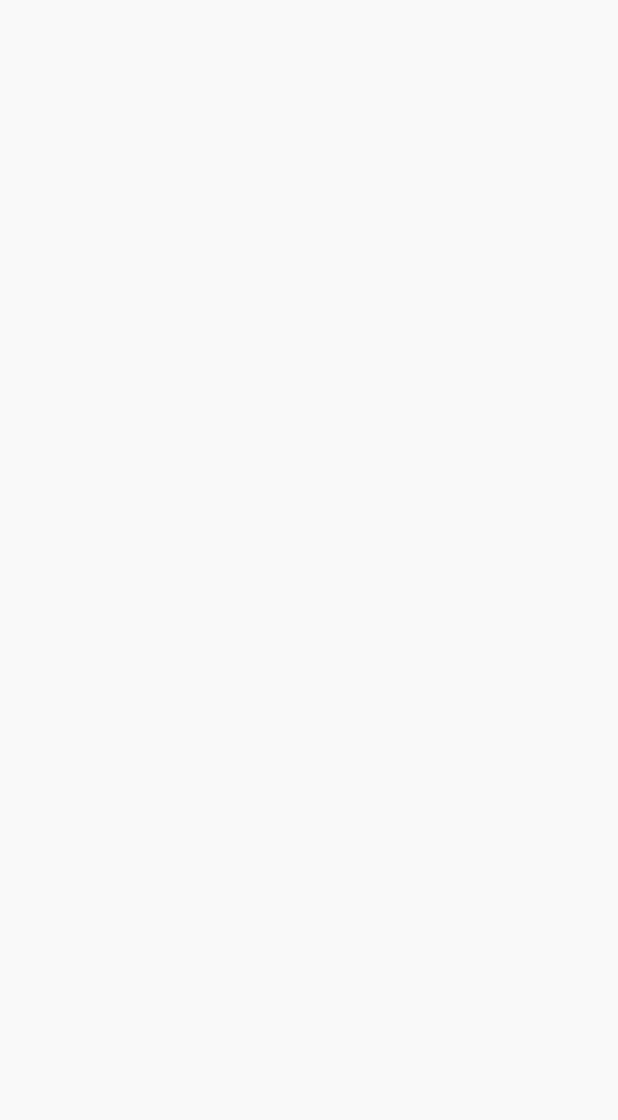
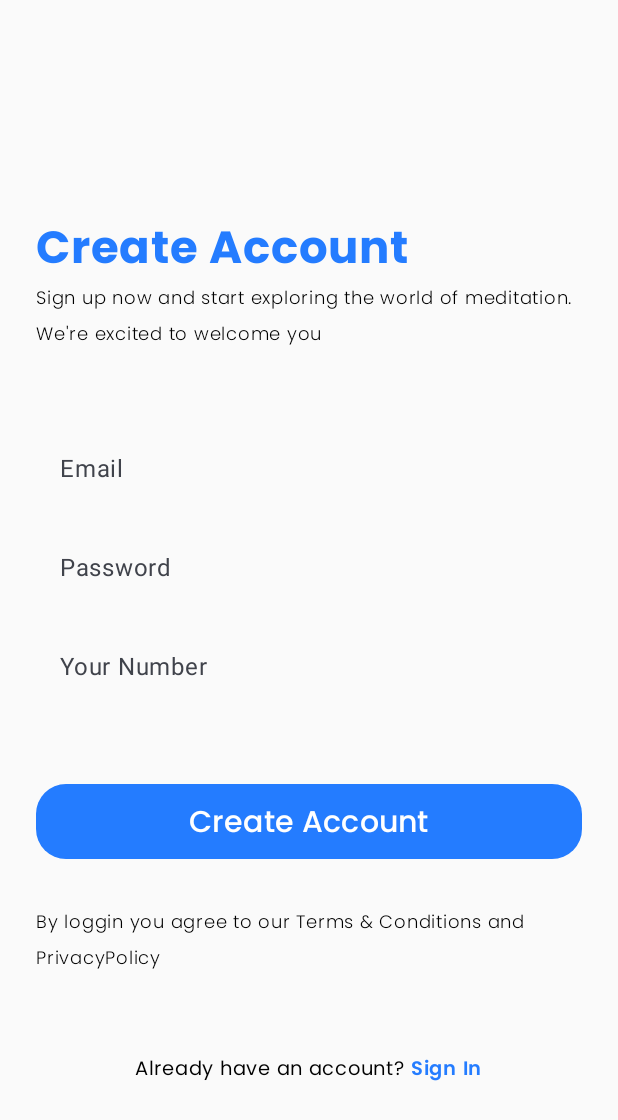
Before and after one commit to chiru-kiran/Bliss-Timer, an Android app built with Jetpack Compose: the SignUpScreen screen opened through its navigation route, on a phone screen of 412 x 824 dp. Before the commit the part shown is empty. Shown: the top 1120 px of the screen. Run offline under Robolectric (Android 15) with nearby library versions, the light colour scheme and no system bars; our stand-ins replace Dagger/Hilt's generated code, Firebase (no records; nobody signed in at launch, a user with empty details on screens opened directly).

Commit message:
Commit 6

```diff
--- a/app/build.gradle.kts
+++ b/app/build.gradle.kts
@@ -3,6 +3,7 @@ plugins {
     alias(libs.plugins.jetbrains.kotlin.android)
     kotlin("kapt")
     id("com.google.dagger.hilt.android")
+    alias(libs.plugins.google.gms.google.services)
 }
 
 android {
@@ -55,6 +56,8 @@ dependencies {
 
 
     implementation(libs.androidx.navigation.compose)
+    implementation(libs.firebase.auth)
+    implementation(libs.firebase.firestore)
     //navigation
     val nav_version = "2.7.7"
     implementation("androidx.navigation:navigation-fragment-ktx:$nav_version")
--- /dev/null
+++ b/app/src/main/java/uk/ac/tees/mad/univid/di/AppModule.kt
@@ -0,0 +1,24 @@
+package uk.ac.tees.mad.univid.di
+
+import com.google.firebase.auth.FirebaseAuth
+import com.google.firebase.auth.FirebaseAuthException
+import com.google.firebase.auth.ktx.auth
+import com.google.firebase.firestore.FirebaseFirestore
+import com.google.firebase.firestore.ktx.firestore
+import com.google.firebase.ktx.Firebase
+import dagger.Module
+import dagger.Provides
+import dagger.hilt.InstallIn
+import dagger.hilt.components.SingletonComponent
+
+@Module
+@InstallIn(SingletonComponent::class)
+object AppModule {
+
+    @Provides
+    fun providesAuthentication() : FirebaseAuth = Firebase.auth
+
+    @Provides
+    fun providesFirestore() : FirebaseFirestore = Firebase.firestore
+
+}
--- /dev/null
+++ b/app/src/main/java/uk/ac/tees/mad/univid/domain/model/User.kt
@@ -0,0 +1,3 @@
+package uk.ac.tees.mad.univid.domain.model
+
+data class User()
--- a/app/src/main/java/uk/ac/tees/mad/univid/presentation/AppViewModel.kt
+++ b/app/src/main/java/uk/ac/tees/mad/univid/presentation/AppViewModel.kt
@@ -1,12 +1,32 @@
 package uk.ac.tees.mad.univid.presentation
 
+import android.content.Context
+import androidx.compose.runtime.mutableStateOf
 import androidx.lifecycle.ViewModel
+import com.google.firebase.auth.FirebaseAuth
+import com.google.firebase.firestore.FirebaseFirestore
 import dagger.hilt.android.lifecycle.HiltViewModel
 import javax.inject.Inject
 
 @HiltViewModel
 class AppViewModel @Inject constructor(
+    private val authentication : FirebaseAuth,
+    private val firestore : FirebaseFirestore
+) : ViewModel() {
+    val isLoggedIn = mutableStateOf(false)
+    val isLoading = mutableStateOf(false)
 
-) : ViewModel() {
+    fun signUp(context: Context,email : String, password : String, number: String){
+        authentication.createUserWithEmailAndPassword(email, password).addOnSuccessListener {
 
+        }
+    }
+
+    fun login(context: Context,email : String, password : String){
+        isLoggedIn.value = true
+    }
+
+    fun logout(){
+        isLoggedIn.value = false
+    }
 }
--- a/app/src/main/java/uk/ac/tees/mad/univid/presentation/ui/LoginScreen.kt
+++ b/app/src/main/java/uk/ac/tees/mad/univid/presentation/ui/LoginScreen.kt
@@ -83,7 +83,7 @@ fun LoginScreen(viewModel: AppViewModel, navController: NavHostController) {
         Button(
             onClick = { /*TODO*/ }, modifier = Modifier
                 .fillMaxWidth()
-                .height(45.dp), shape = RoundedCornerShape(20.dp),
+                .height(50.dp), shape = RoundedCornerShape(20.dp),
             colors = ButtonDefaults.buttonColors(Color(0xFF247CFF))
         ) {
             Text(text = "Login", fontFamily = poppins, fontSize = 20.sp)
--- a/app/src/main/java/uk/ac/tees/mad/univid/presentation/ui/SignUpScreen.kt
+++ b/app/src/main/java/uk/ac/tees/mad/univid/presentation/ui/SignUpScreen.kt
@@ -1,9 +1,127 @@
 package uk.ac.tees.mad.univid.presentation.ui
 
+import androidx.compose.foundation.clickable
+import androidx.compose.foundation.layout.Arrangement
+import androidx.compose.foundation.layout.Column
+import androidx.compose.foundation.layout.Row
+import androidx.compose.foundation.layout.Spacer
+import androidx.compose.foundation.layout.fillMaxWidth
+import androidx.compose.foundation.layout.height
+import androidx.compose.foundation.layout.padding
+import androidx.compose.foundation.shape.RoundedCornerShape
+import androidx.compose.foundation.text.KeyboardOptions
+import androidx.compose.material3.Button
+import androidx.compose.material3.ButtonDefaults
+import androidx.compose.material3.Text
+import androidx.compose.material3.TextField
+import androidx.compose.material3.TextFieldDefaults
 import androidx.compose.runtime.Composable
+import androidx.compose.runtime.mutableStateOf
+import androidx.compose.runtime.remember
+import androidx.compose.ui.Modifier
+import androidx.compose.ui.graphics.Color
+import androidx.compose.ui.text.font.FontWeight
+import androidx.compose.ui.text.input.KeyboardType
+import androidx.compose.ui.unit.dp
+import androidx.compose.ui.unit.sp
 import androidx.navigation.NavHostController
 import uk.ac.tees.mad.univid.presentation.AppViewModel
+import uk.ac.tees.mad.univid.presentation.component.ApplicationNavigationItems
+import uk.ac.tees.mad.univid.ui.theme.poppins
 
 @Composable
 fun SignUpScreen(viewModel: AppViewModel, navController: NavHostController) {
+    val email = remember { mutableStateOf("") }
+    val password = remember {
+        mutableStateOf("")
+    }
+    val number = remember {
+        mutableStateOf("")
+    }
+    Column(Modifier.padding(24.dp)) {
+        Spacer(modifier = Modifier.height(120.dp))
+        Text(
+            text = "Create Account",
+            fontFamily = poppins,
+            fontWeight = FontWeight.Bold,
+            fontSize = 30.sp,
+            color = Color(0xFF247CFF)
+        )
+        Text(
+            text = "Sign up now and start exploring the world of meditation. We're excited to welcome you",
+            fontFamily = poppins,
+            fontSize = 12.sp,
+            fontWeight = FontWeight.Light
+        )
+
+        Spacer(modifier = Modifier.height(50.dp))
+        TextField(value = email.value, onValueChange = { email.value = it }, label = {
+            Text(text = "Email")
+        },
+            modifier = Modifier.fillMaxWidth(),
+            colors = TextFieldDefaults.colors(
+                unfocusedContainerColor = Color.Transparent,
+                focusedContainerColor = Color.Transparent,
+                cursorColor = Color(0xFF247CFF),
+                focusedIndicatorColor = Color.Transparent,
+                unfocusedIndicatorColor = Color.Transparent
+            )
+        )
+        Spacer(modifier = Modifier.height(10.dp))
+        TextField(
+            value = password.value, onValueChange = { password.value = it },
+            modifier = Modifier.fillMaxWidth(),
+            label = {
+                Text(text = "Password")
+            },
+            colors = TextFieldDefaults.colors(
+                unfocusedContainerColor = Color.Transparent,
+                focusedContainerColor = Color.Transparent,
+                cursorColor = Color(0xFF247CFF),
+                focusedIndicatorColor = Color.Transparent,
+                unfocusedIndicatorColor = Color.Transparent
+            )
+        )
+        Spacer(modifier = Modifier.height(10.dp))
+        TextField(
+            value = number.value, onValueChange = { number.value = it },
+            modifier = Modifier.fillMaxWidth(),
+            label = {
+                Text(text = "Your Number")
+            },
+            keyboardOptions = KeyboardOptions(keyboardType = KeyboardType.Number),
+            colors = TextFieldDefaults.colors(
+                unfocusedContainerColor = Color.Transparent,
+                focusedContainerColor = Color.Transparent,
+                cursorColor = Color(0xFF247CFF),
+                focusedIndicatorColor = Color.Transparent,
+                unfocusedIndicatorColor = Color.Transparent
+            )
+        )
+        Spacer(modifier = Modifier.height(50.dp))
+        Button(
+            onClick = { /*TODO*/ }, modifier = Modifier
+                .fillMaxWidth()
+                .height(50.dp), shape = RoundedCornerShape(20.dp),
+            colors = ButtonDefaults.buttonColors(Color(0xFF247CFF))
+        ) {
+            Text(text = "Create Account", fontFamily = poppins, fontSize = 20.sp)
+        }
+        Spacer(modifier = Modifier.height(30.dp))
+        Text(
+            text = "By loggin you agree to our Terms & Conditions and PrivacyPolicy",
+            fontFamily = poppins,
+            fontSize = 12.sp,
+            fontWeight = FontWeight.Light
+        )
+        Spacer(modifier = Modifier.height(50.dp))
+        Row(modifier = Modifier.fillMaxWidth(), horizontalArrangement = Arrangement.Center) {
+            Text(text = "Already have an account? ", fontFamily = poppins, fontSize = 13.sp)
+            Text(text = "Sign In", fontFamily = poppins, fontWeight = FontWeight.SemiBold,
+                fontSize = 13.sp, color = Color(0xFF247CFF),
+                modifier = Modifier.clickable {
+                    navController.navigate(ApplicationNavigationItems.LoginScreen.route)
+                })
+        }
+    }
 }
--- a/build.gradle.kts
+++ b/build.gradle.kts
@@ -2,6 +2,7 @@
 plugins {
     alias(libs.plugins.android.application) apply false
     alias(libs.plugins.jetbrains.kotlin.android) apply false
-    id("com.google.dagger.hilt.android") version "2.51.1" apply false //in other build
+    id("com.google.dagger.hilt.android") version "2.51.1" apply false
+    alias(libs.plugins.google.gms.google.services) apply false //in other build
 
 }
--- a/gradle/libs.versions.toml
+++ b/gradle/libs.versions.toml
@@ -9,6 +9,9 @@ lifecycleRuntimeKtx = "2.8.4"
 activityCompose = "1.9.1"
 composeBom = "2024.04.01"
 navigationCompose = "2.7.7"
+googleGmsGoogleServices = "4.4.2"
+firebaseAuth = "23.0.0"
+firebaseFirestore = "25.0.0"
 
 [libraries]
 androidx-core-ktx = { group = "androidx.core", name = "core-ktx", version.ref = "coreKtx" }
@@ -26,7 +29,10 @@ androidx-ui-test-manifest = { group = "androidx.compose.ui", name = "ui-test-man
 androidx-ui-test-junit4 = { group = "androidx.compose.ui", name = "ui-test-junit4" }
 androidx-material3 = { group = "androidx.compose.material3", name = "material3" }
 androidx-navigation-compose = { group = "androidx.navigation", name = "navigation-compose", version.ref = "navigationCompose" }
+firebase-auth = { group = "com.google.firebase", name = "firebase-auth", version.ref = "firebaseAuth" }
+firebase-firestore = { group = "com.google.firebase", name = "firebase-firestore", version.ref = "firebaseFirestore" }
 
 [plugins]
 android-application = { id = "com.android.application", version.ref = "agp" }
 jetbrains-kotlin-android = { id = "org.jetbrains.kotlin.android", version.ref = "kotlin" }
+google-gms-google-services = { id = "com.google.gms.google-services", version.ref = "googleGmsGoogleServices" }
```
Also changed, not shown: 1 other file.
